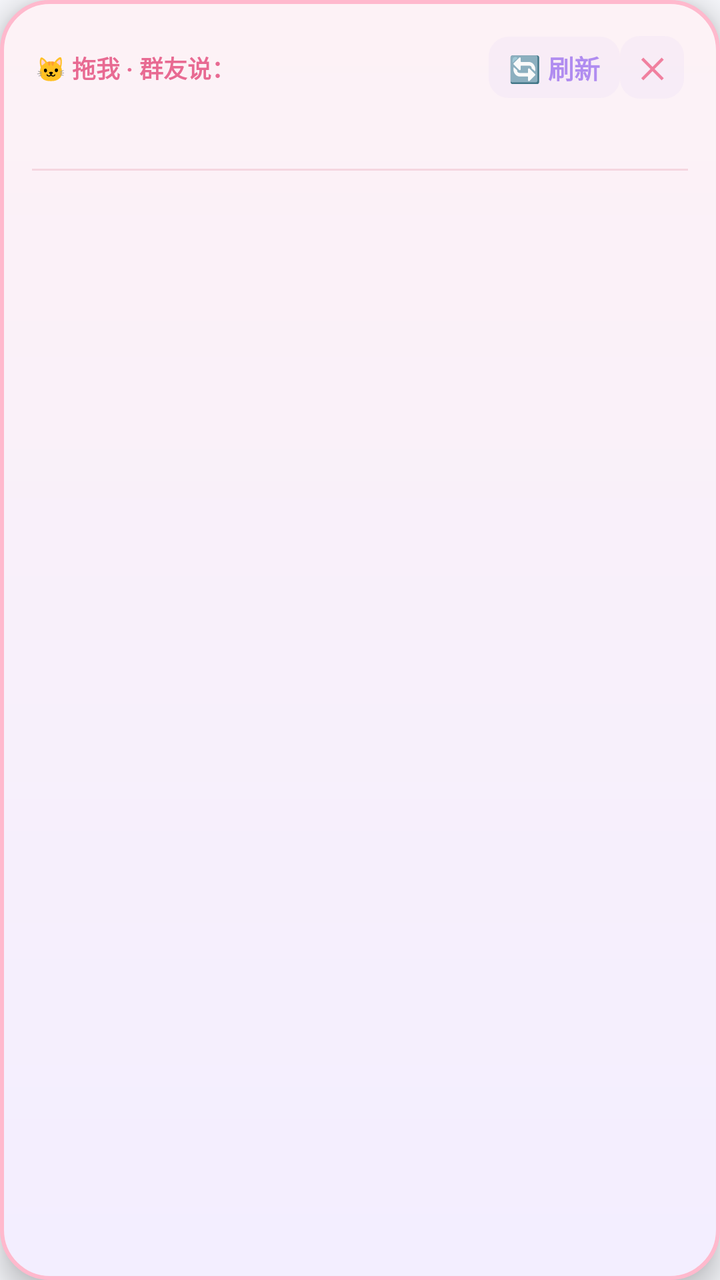
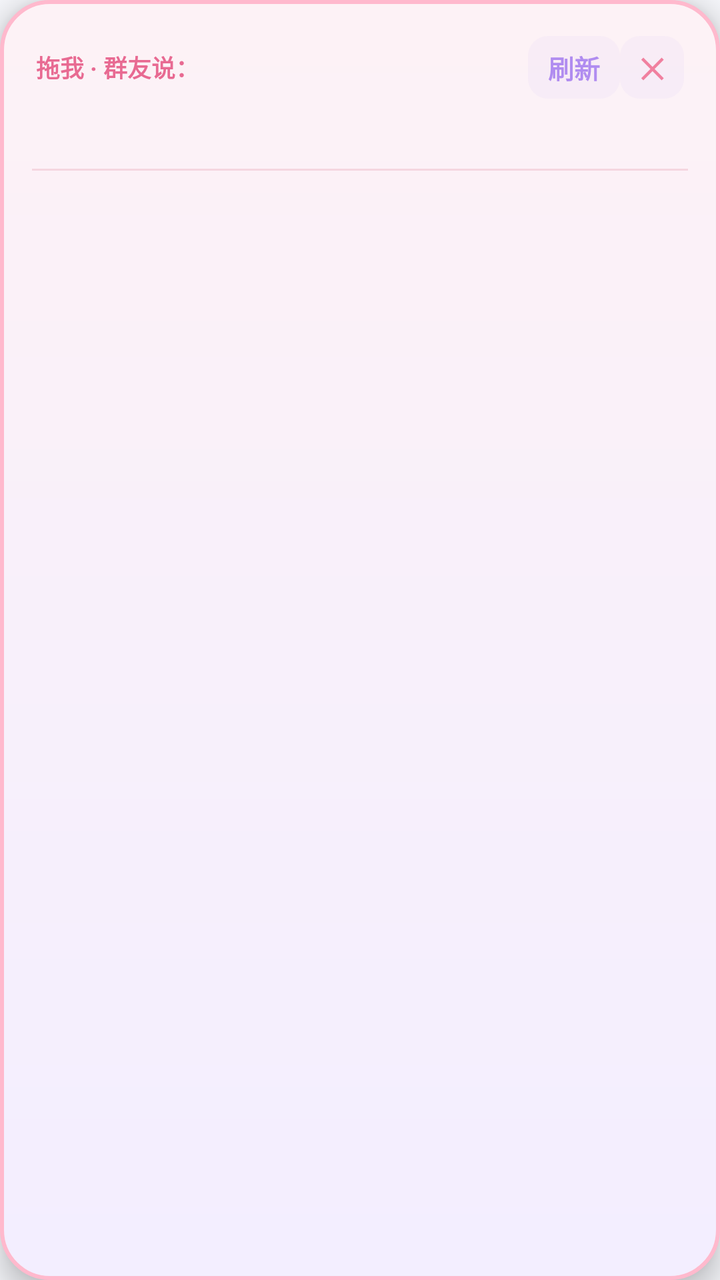

The first picture is an Android layout as it rendered before a commit; the second is the same layout after the commit. The layout source and the unified diff follow.
<!-- AndroidManifest.xml: application theme Theme.ReReply -->
<!-- res/layout/layout_float_bubble.xml -->
<?xml version="1.0" encoding="utf-8"?>
<LinearLayout xmlns:android="http://schemas.android.com/apk/res/android"
    android:id="@+id/float_container"
    android:layout_width="wrap_content"
    android:layout_height="wrap_content"
    android:orientation="vertical"
    android:background="@drawable/bg_float_bubble"
    android:elevation="8dp"
    android:padding="16dp"
    android:minWidth="230dp"
    android:maxWidth="330dp">

    <LinearLayout
        android:id="@+id/float_header"
        android:layout_width="match_parent"
        android:layout_height="wrap_content"
        android:orientation="horizontal"
        android:background="#00000000"
        android:padding="2dp"
        android:gravity="center_vertical">

        <TextView
            android:id="@+id/float_drag_handle"
            android:layout_width="0dp"
            android:layout_height="wrap_content"
            android:layout_weight="1"
            android:text="🐱 拖我 · 群友说："
            android:textColor="#E86A92"
            android:textSize="12sp"
            android:textStyle="bold"
            android:paddingVertical="6dp" />

        <TextView
            android:id="@+id/float_refresh"
            android:layout_width="wrap_content"
            android:layout_height="wrap_content"
            android:text="🔄 刷新"
            android:textColor="#B08CF0"
            android:textSize="13sp"
            android:textStyle="bold"
            android:paddingHorizontal="10dp"
            android:paddingVertical="6dp"
            android:clickable="true"
            android:focusable="true"
            android:background="@drawable/bg_float_btn_ripple" />

        <TextView
            android:id="@+id/float_close"
            android:layout_width="wrap_content"
            android:layout_height="wrap_content"
            android:text="✕"
            android:textColor="#F0809F"
            android:textSize="14sp"
            android:textStyle="bold"
            android:paddingHorizontal="10dp"
            android:paddingVertical="6dp"
            android:clickable="true"
            android:focusable="true"
            android:background="@drawable/bg_float_btn_ripple" />
    </LinearLayout>

    <TextView
        android:id="@+id/float_last_msg"
        android:layout_width="match_parent"
        android:layout_height="wrap_content"
        android:textColor="#5A4A52"
        android:textSize="14sp"
        android:textStyle="bold"
        android:paddingTop="4dp"
        android:paddingBottom="10dp" />

    <View
        android:layout_width="match_parent"
        android:layout_height="1dp"
        android:background="#F5D6E0" />

    <LinearLayout
        android:id="@+id/float_replies"
        android:layout_width="match_parent"
        android:layout_height="wrap_content"
        android:orientation="vertical"
        android:paddingTop="8dp" />

</LinearLayout>
<!-- resources referenced by this layout -->
<resources>
  <!-- drawable bg_float_btn_ripple (drawable) -->
  <?xml version="1.0" encoding="utf-8"?>
  <ripple xmlns:android="http://schemas.android.com/apk/res/android"
      android:color="#409B8AE8">
      
      <item android:id="@android:id/mask">
          <shape android:shape="rectangle">
              <solid android:color="#FFFFFF" />
              <corners android:radius="10dp" />
          </shape>
      </item>
      
      <item>
          <shape android:shape="rectangle">
              <solid android:color="#14B8A9F0" />
              <corners android:radius="10dp" />
          </shape>
      </item>
  </ripple>
  <!-- drawable bg_float_bubble (drawable) -->
  <?xml version="1.0" encoding="utf-8"?>
  <shape xmlns:android="http://schemas.android.com/apk/res/android">
      <gradient android:startColor="#FDF2F6" android:endColor="#F3EEFF" android:angle="270" />
      <corners android:radius="24dp" />
      <stroke android:width="2dp" android:color="#FFB9CD" />
  </shape>
  <style name="Theme.ReReply" parent="Theme.Material3.DayNight.NoActionBar">
          <item name="colorPrimary">#3B82F6</item>
          <item name="colorOnPrimary">#FFFFFF</item>
          <item name="android:windowBackground">#F5F6FA</item>
      </style>
</resources>

<!-- the commit's change to res/layout/layout_float_bubble.xml (unified diff, before → after) -->
@@ -24,7 +24,7 @@
             android:layout_width="0dp"
             android:layout_height="wrap_content"
             android:layout_weight="1"
-            android:text="🐱 拖我 · 群友说："
+            android:text="拖我 · 群友说："
             android:textColor="#E86A92"
             android:textSize="12sp"
             android:textStyle="bold"
@@ -34,7 +34,7 @@
             android:id="@+id/float_refresh"
             android:layout_width="wrap_content"
             android:layout_height="wrap_content"
-            android:text="🔄 刷新"
+            android:text="刷新"
             android:textColor="#B08CF0"
             android:textSize="13sp"
             android:textStyle="bold"
